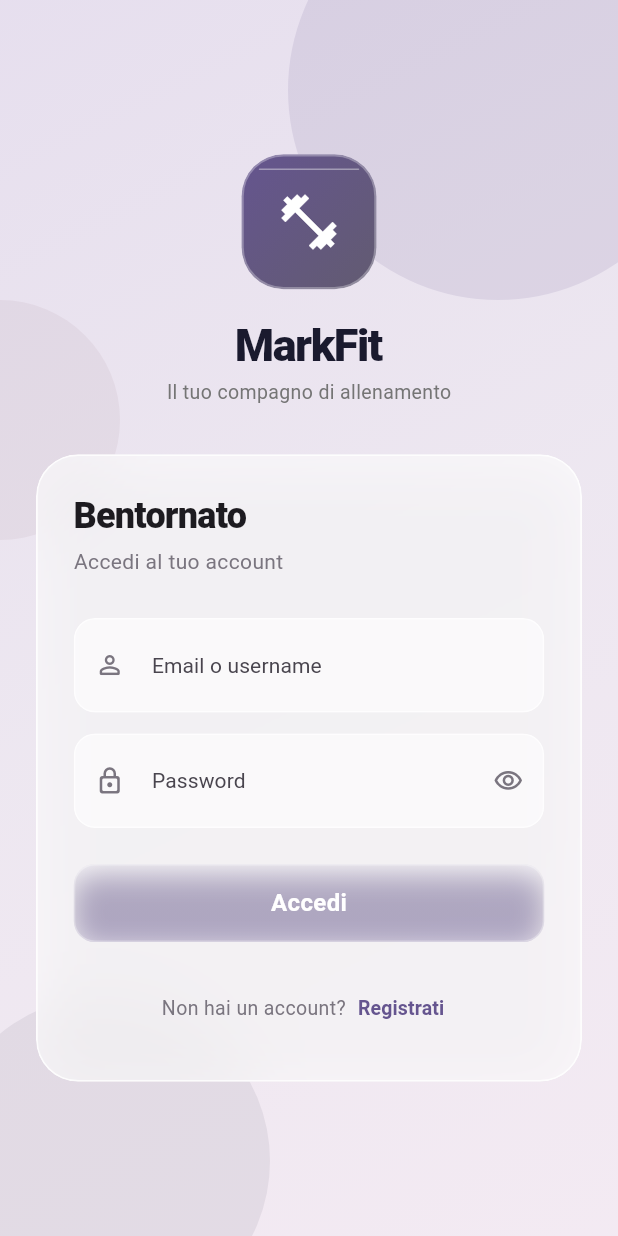
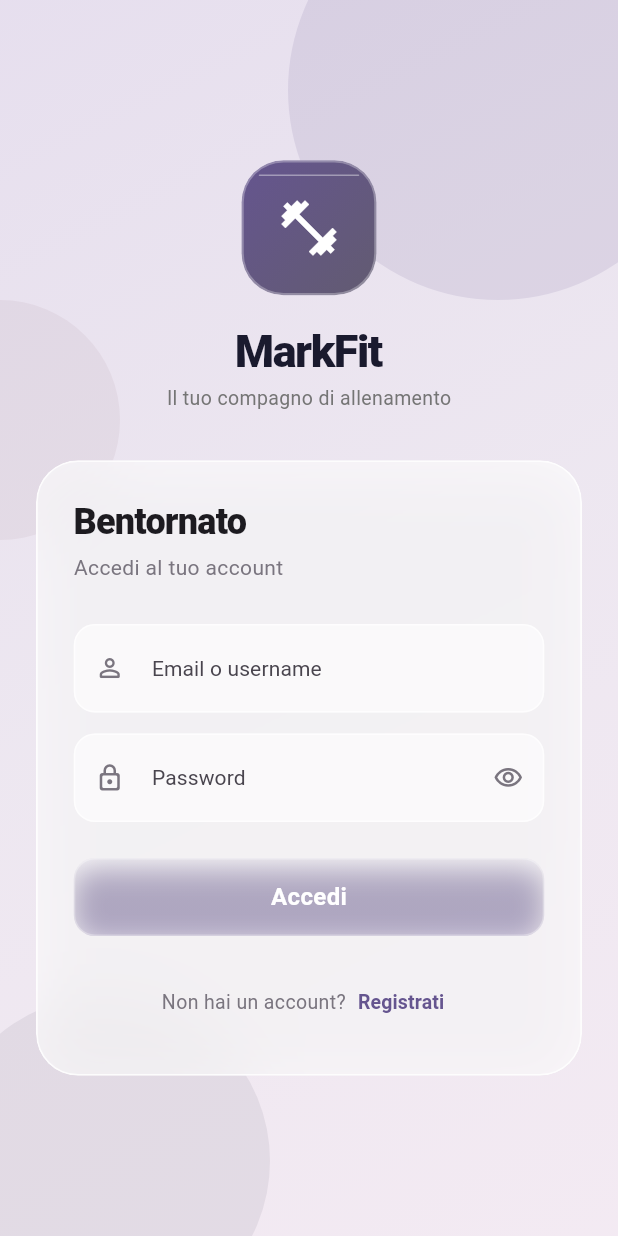
Before and after one commit to andreepv06/gymapp, a Flutter app: the screen it shows after launch, on a phone screen of 412 x 824 dp. Run offline on Flutter 3.47's test engine with Material 3 defaults, Android fonts, the phone set to English and light mode, and no system bars; our stand-ins replace audioplayers, fl_chart, hive, hive_flutter, image_picker, shared_preferences; missing offline and left inert: dart:html; accounts and stored records are empty.

Commit message:
rewatch login precedente

```diff
--- a/lib/screens/auth/login_screen.dart
+++ b/lib/screens/auth/login_screen.dart
@@ -548,15 +548,7 @@ class _GlassTextField extends StatelessWidget {
 
     final textColor = isDark ? Colors.white : cs.onSurface;
 
-    return ClipRRect(
-      borderRadius: BorderRadius.circular(14),
-      child: BackdropFilter(
-        filter: ImageFilter.blur(sigmaX: 8, sigmaY: 8),
-        child: Container(
-          decoration: BoxDecoration(
-            borderRadius: BorderRadius.circular(14),
-          ),
-          child: TextFormField(
+    return TextFormField(
       controller: controller,
       obscureText: obscure,
       keyboardType: keyboardType,
@@ -568,42 +560,44 @@ class _GlassTextField extends StatelessWidget {
       decoration: InputDecoration(
         labelText: label,
         hintText: hint,
-              floatingLabelBehavior: FloatingLabelBehavior.auto,
-              floatingLabelStyle: TextStyle(
-                color: isDark ? Colors.white.withOpacity(0.95) : cs.primary,
-                fontSize: 14,
-                fontWeight: FontWeight.w600,
-                backgroundColor: fieldBg,
-              ),
+
         labelStyle: TextStyle(
           color: labelColor,
           fontSize: 14,
         ),
+
         hintStyle: TextStyle(
           color: isDark
               ? Colors.white.withOpacity(0.3)
               : cs.outline.withOpacity(0.6),
         ),
+
         prefixIcon: Icon(
           icon,
           color: isDark ? Colors.white.withOpacity(0.5) : cs.outline,
           size: 20,
         ),
+
         suffixIcon: suffixIcon,
+
         filled: true,
         fillColor: fieldBg,
+
         contentPadding: const EdgeInsets.symmetric(
           horizontal: 16,
-                vertical: 20,
+          vertical: 18,
         ),
+
         border: OutlineInputBorder(
           borderRadius: BorderRadius.circular(14),
-                borderSide: BorderSide(color: borderColor, width: 1),
+          borderSide: BorderSide(color: borderColor),
         ),
+
         enabledBorder: OutlineInputBorder(
           borderRadius: BorderRadius.circular(14),
-                borderSide: BorderSide(color: borderColor, width: 1),
+          borderSide: BorderSide(color: borderColor),
         ),
+
         focusedBorder: OutlineInputBorder(
           borderRadius: BorderRadius.circular(14),
           borderSide: BorderSide(
@@ -611,20 +605,15 @@ class _GlassTextField extends StatelessWidget {
             width: 1.5,
           ),
         ),
+
         errorBorder: OutlineInputBorder(
           borderRadius: BorderRadius.circular(14),
-                borderSide: BorderSide(color: cs.error, width: 1),
-              ),
-            ),
-          ),
+          borderSide: BorderSide(color: cs.error),
         ),
       ),
     );
-
   }
 }
-
-
 // ── Bottone primario glass ──
 class _GlassPrimaryButton extends StatelessWidget {
   final VoidCallback? onTap;
--- a/lib/screens/workouts/workouts_screen.dart
+++ b/lib/screens/workouts/workouts_screen.dart
@@ -195,8 +195,7 @@ class _WorkoutGlassButton extends StatelessWidget {
   Widget build(BuildContext context) {
     final cs = Theme.of(context).colorScheme;
     // Stesso schema colore usato in workout_detail_screen._GlassButton
-    //final baseColor = cs.primary;
-    final baseColor = const Color(0xFF3730A3);
+    final baseColor = cs.primary;
     final borderColor =
         Colors.white.withOpacity(isDark ? 0.12 : 0.35);
     final glassOverlay =
```
Also changed, not shown: 2 other files. Lines whose indentation alone changed are shown as unchanged.
